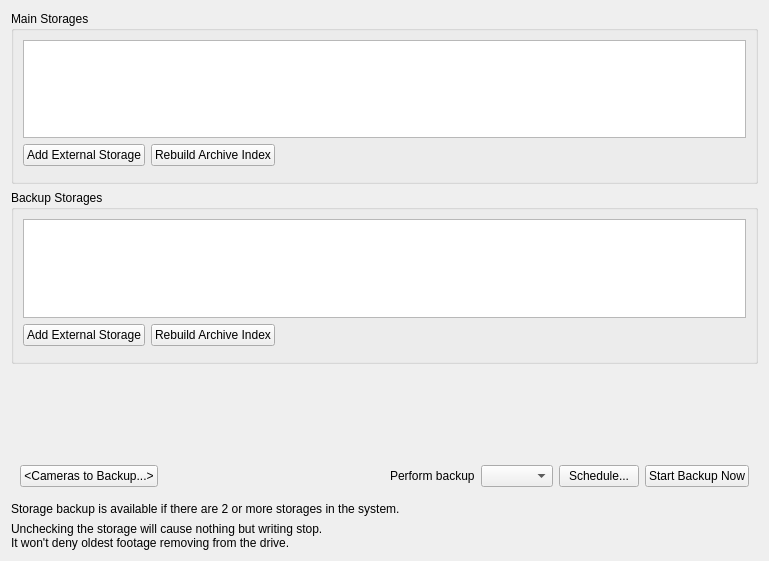
Qt form client/src/ui/widgets/properties/storage_config_widget.ui (networkoptix/nx_open) before a commit.
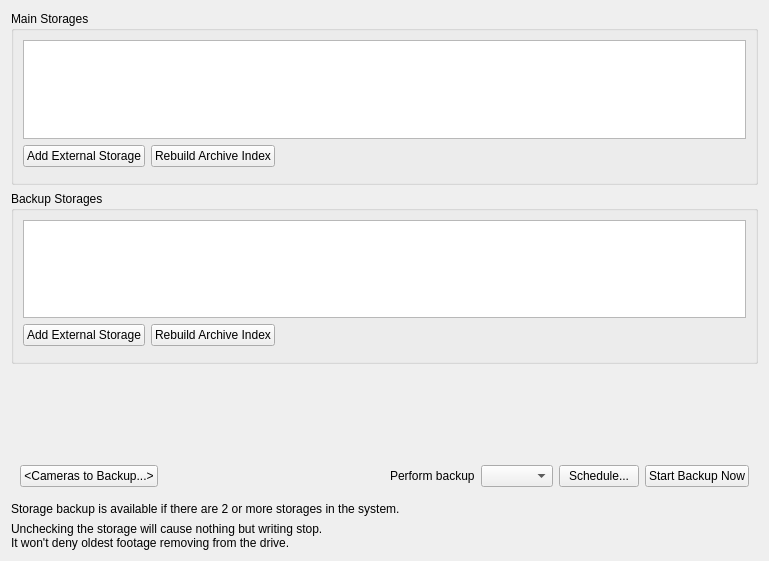
The same form after that commit. Custom widgets are drawn as their Qt base class.

Commit message:
VMS-1513: Warning about storages unchecking is not displayed anymore
<==== Mercurial data ====>
Branch: dev_2.5.0_gui

What changed in the file:
```diff
--- a/client/src/ui/widgets/properties/storage_config_widget.ui
+++ b/client/src/ui/widgets/properties/storage_config_widget.ui
@@ -10,7 +10,7 @@
     <height>561</height>
    </rect>
   </property>
-  <layout class="QVBoxLayout" name="verticalLayout_2" stretch="0,0,1,0,1">
+  <layout class="QVBoxLayout" name="verticalLayout_2" stretch="2,2,1,0,0">
    <item>
     <widget class="QGroupBox" name="storagesGroupBox">
      <property name="title">
```
